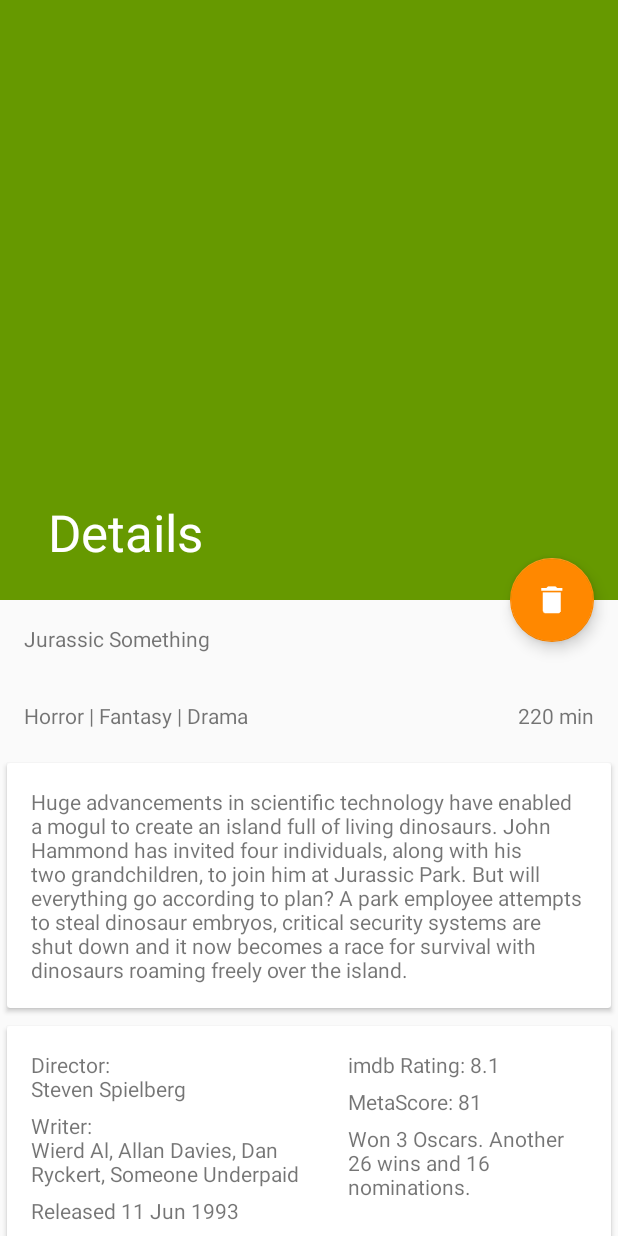
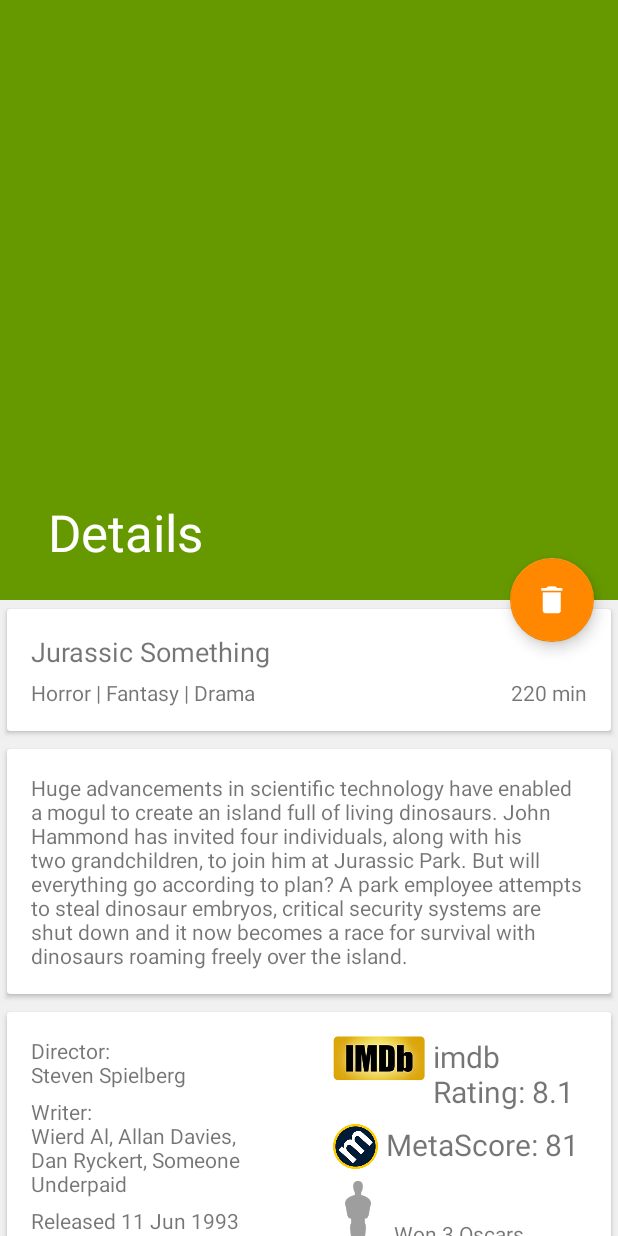
Before and after one commit to Jalapeno1/MediaDB, an Android app: the MovieDetailsActivity screen opened directly, with no data from a screen before it, on a phone screen of 412 x 824 dp. Run offline under Robolectric (Android 15) with nearby library versions, the phone set to English and light mode, and no system bars; 14 statements that could not run were skipped.

Commit message:
added icons for awards, metacritic and imdbrating

```diff
--- a/app/src/main/java/com/example/jonas/mediadb/Activties/MovieDetailsActivity.java
+++ b/app/src/main/java/com/example/jonas/mediadb/Activties/MovieDetailsActivity.java
@@ -28,6 +28,7 @@ public class MovieDetailsActivity extends AppCompatActivity {
     private TextView detailsImdbRating;
     private TextView detailsMetaScore;
     private TextView detailsAwards;
+    private TextView detailsActors;
 
     private Movie selectedMovie;
 
@@ -67,6 +68,7 @@ public class MovieDetailsActivity extends AppCompatActivity {
         detailsImdbRating = (TextView)findViewById(R.id.textView_DETAILS_IMDB_RATING);
         detailsMetaScore = (TextView)findViewById(R.id.textView_DETAILS_METASCORE);
         detailsAwards = (TextView)findViewById(R.id.textView_DETAILS_AWARDS);
+        detailsActors = (TextView)findViewById(R.id.textView_DETAILS_ACTORS);
 
         new DownloadImageManager(posterImage).execute(selectedMovie.getPoster());
         setTitle(selectedMovie.getTitle());
@@ -79,7 +81,8 @@ public class MovieDetailsActivity extends AppCompatActivity {
         detailsReleased.setText(getString(R.string.details_released) + selectedMovie.getReleased());
         detailsRated.setText(getString(R.string.details_rated) + selectedMovie.getRated());
         detailsImdbRating.setText(selectedMovie.getImdbRating());
-        detailsMetaScore.setText(selectedMovie.getMetascore());
+        detailsMetaScore.setText(selectedMovie.getMetascore() + "/100");
         detailsAwards.setText(selectedMovie.getAwards());
+        detailsActors.setText(getString(R.string.details_actors) + selectedMovie.getActors());
     }
 }
--- a/app/src/main/res/layout/content_movie_details.xml
+++ b/app/src/main/res/layout/content_movie_details.xml
@@ -12,15 +12,30 @@
     <LinearLayout
         android:layout_width="match_parent"
         android:layout_height="wrap_content"
-        android:orientation="vertical">
+        android:orientation="vertical"
+        android:background="#F0F0F0">
+
+        <android.support.v7.widget.CardView
+            android:layout_width="match_parent"
+            android:layout_height="wrap_content"
+            android:id="@+id/cvMainDetails"
+            card_view:cardUseCompatPadding="true"
+            android:layout_margin="@dimen/cardview_default_elevation">
+
+            <LinearLayout
+                android:layout_width="match_parent"
+                android:layout_height="match_parent"
+                android:orientation="vertical"
+                android:layout_margin="@dimen/text_margin">
 
                 <TextView
                     android:layout_width="260dp"
                     android:layout_height="wrap_content"
                     android:text="Jurassic Something"
+                    android:textSize="18dp"
                     android:id="@+id/textView_DETAILS_TITLE"
-                android:layout_margin="@dimen/text_margin"
-                android:gravity="start"/>
+                    android:gravity="start"
+                    android:layout_marginBottom="5dp"/>
 
                 <LinearLayout
                     android:layout_width="match_parent"
@@ -33,7 +48,6 @@
                         android:layout_height="wrap_content"
                         android:text="Horror | Fantasy | Drama"
                         android:id="@+id/textView_DETAILS_GENRE"
-                android:layout_margin="@dimen/text_margin"
                         android:gravity="start"
                         android:layout_weight="3"/>
 
@@ -42,11 +56,14 @@
                         android:layout_height="wrap_content"
                         android:text="220 min"
                         android:id="@+id/textView_DETAILS_RUNTIME"
-                android:layout_margin="@dimen/text_margin"
                         android:gravity="end"
                         android:layout_weight="1"/>
 
                 </LinearLayout>
+
+            </LinearLayout>
+
+        </android.support.v7.widget.CardView>
 
         <android.support.v7.widget.CardView
             android:layout_width="wrap_content"
@@ -65,11 +82,16 @@
         </android.support.v7.widget.CardView>
 
         <android.support.v7.widget.CardView
-            android:layout_width="wrap_content"
+            android:layout_width="match_parent"
             android:layout_height="wrap_content"
             android:id="@+id/cvDetails"
             card_view:cardUseCompatPadding="true"
             android:layout_margin="@dimen/cardview_default_elevation">
+
+            <LinearLayout
+                android:layout_width="match_parent"
+                android:layout_height="match_parent"
+                android:orientation="vertical">
 
                 <LinearLayout
                     android:layout_width="match_parent"
@@ -121,28 +143,77 @@
                         android:layout_margin="@dimen/text_margin"
                         android:layout_weight="2">
 
+                        <LinearLayout
+                            android:layout_width="wrap_content"
+                            android:layout_height="wrap_content"
+                            android:layout_marginBottom="8dp">
+
+                            <ImageView
+                                android:layout_width="61.2dp"
+                                android:layout_height="30dp"
+                                android:background="@drawable/imdb"
+                                android:layout_marginEnd="5dp"/>
+
                             <TextView
                                 android:layout_width="wrap_content"
                                 android:layout_height="wrap_content"
                                 android:text="imdb Rating: 8.1"
-                        android:id="@+id/textView_DETAILS_IMDB_RATING"
-                        android:layout_marginBottom="5dp"/>
+                                android:textSize="20dp"
+                                android:id="@+id/textView_DETAILS_IMDB_RATING"/>
+
+                        </LinearLayout>
+
+                        <LinearLayout
+                            android:layout_width="wrap_content"
+                            android:layout_height="wrap_content"
+                            android:layout_marginBottom="8dp">
+
+                            <ImageView
+                                android:layout_width="30dp"
+                                android:layout_height="30dp"
+                                android:background="@drawable/metacritic"
+                                android:layout_marginEnd="5dp"/>
 
                             <TextView
                                 android:layout_width="wrap_content"
                                 android:layout_height="wrap_content"
                                 android:text="MetaScore: 81"
-                        android:id="@+id/textView_DETAILS_METASCORE"
-                        android:layout_marginBottom="5dp"/>
+                                android:textSize="20dp"
+                                android:id="@+id/textView_DETAILS_METASCORE"/>
+
+                        </LinearLayout>
+
+                        <LinearLayout
+                            android:layout_width="wrap_content"
+                            android:layout_height="wrap_content"
+                            android:layout_marginBottom="5dp">
+
+                            <ImageView
+                                android:layout_width="33.6dp"
+                                android:layout_height="76.5dp"
+                                android:background="@drawable/award"
+                                android:layout_marginEnd="7dp"/>
 
                             <TextView
                                 android:layout_width="wrap_content"
                                 android:layout_height="wrap_content"
                                 android:text="Won 3 Oscars. Another 26 wins and 16 nominations."
                                 android:id="@+id/textView_DETAILS_AWARDS"
-                        android:layout_marginBottom="5dp"/>
+                                android:layout_gravity="bottom"/>
 
                         </LinearLayout>
+
+                    </LinearLayout>
+
+                </LinearLayout>
+
+                <TextView
+                    android:layout_width="wrap_content"
+                    android:layout_height="wrap_content"
+                    android:text="Starring: Something, someone, that one"
+                    android:id="@+id/textView_DETAILS_ACTORS"
+                    android:layout_margin="@dimen/text_margin"
+                    android:layout_marginBottom="5dp"/>
 
             </LinearLayout>
 
--- a/app/src/main/res/layout/nav_header_main.xml
+++ b/app/src/main/res/layout/nav_header_main.xml
@@ -2,7 +2,7 @@
 <LinearLayout xmlns:android="http://schemas.android.com/apk/res/android"
     android:layout_width="match_parent"
     android:layout_height="@dimen/nav_header_height"
-    android:background="@android:color/holo_blue_dark"
+    android:background="@android:color/holo_orange_dark"
     android:gravity="bottom"
     android:orientation="vertical"
     android:paddingBottom="@dimen/activity_vertical_margin"
--- a/app/src/main/res/menu/activity_main_drawer.xml
+++ b/app/src/main/res/menu/activity_main_drawer.xml
@@ -4,7 +4,7 @@
     <group android:checkableBehavior="single">
         <item
             android:id="@+id/nav_movies"
-            android:icon="@drawable/ic_menu_slideshow"
+            android:icon="@drawable/ic_local_movies_blue_grey_900_36dp"
             android:title="Movie Collection" />
         <item
             android:id="@+id/nav_gallery"
--- a/app/src/main/res/values/strings.xml
+++ b/app/src/main/res/values/strings.xml
@@ -11,4 +11,5 @@
     <string name="details_writer">"Writer: "</string>
     <string name="details_released">"Released "</string>
     <string name="details_rated">"Rated "</string>
+    <string name="details_actors">"Starring "</string>
 </resources>
```
Also changed, not shown: app/src/main/res/drawable-hdpi/ic_local_movies_blue_grey_900_36dp.png (added), app/src/main/res/drawable-mdpi/ic_local_movies_blue_grey_900_36dp.png (added), app/src/main/res/drawable-xhdpi/ic_local_movies_blue_grey_900_36dp.png (added), app/src/main/res/drawable-xxhdpi/ic_local_movies_blue_grey_900_36dp.png (added), app/src/main/res/drawable-xxxhdpi/ic_local_movies_blue_grey_900_36dp.png (added), app/src/main/res/drawable/award.png (added), app/src/main/res/drawable/imdb.png (added), app/src/main/res/drawable/metacritic.png (added). Lines whose indentation alone changed are shown as unchanged.
